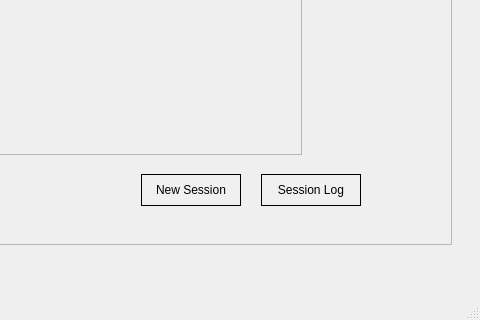
sidbmw/Neureset_Device_Simulator, file COMP_3004_Team_24/mainwindow.ui: the form before one commit; both pictures show x 319 to 799 and y 166 to 486 of the 799 by 486 pixel window.
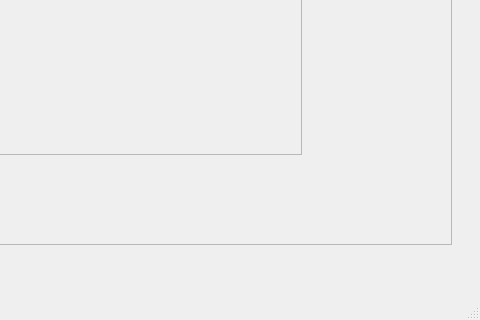
The form after the commit. Icons and pictures are not drawn.

Commit message:
Added menu drop-down
added drop-down options for the menu button, action handler for each menu option, and pseudocode for checkContactStatus() and contactLostTimeout().

Patch:
```diff
--- a/COMP_3004_Team_24/mainwindow.ui
+++ b/COMP_3004_Team_24/mainwindow.ui
@@ -249,42 +249,6 @@
       <string/>
      </property>
     </widget>
-    <widget class="QPushButton" name="newSession">
-     <property name="geometry">
-      <rect>
-       <x>430</x>
-       <y>330</y>
-       <width>100</width>
-       <height>32</height>
-      </rect>
-     </property>
-     <property name="styleSheet">
-      <string notr="true">background-color: #f0f0f0;
-border: 1px solid #000;
-</string>
-     </property>
-     <property name="text">
-      <string>New Session</string>
-     </property>
-    </widget>
-    <widget class="QPushButton" name="sessionLog">
-     <property name="geometry">
-      <rect>
-       <x>550</x>
-       <y>330</y>
-       <width>100</width>
-       <height>32</height>
-      </rect>
-     </property>
-     <property name="styleSheet">
-      <string notr="true">background-color: #f0f0f0;
-border: 1px solid #000;
-</string>
-     </property>
-     <property name="text">
-      <string>Session Log</string>
-     </property>
-    </widget>
    </widget>
   </widget>
   <widget class="QMenuBar" name="menubar">
```
Left out of the diff: 2 changed lines with no effect on the pictures. The commit also changes 2 other files.
